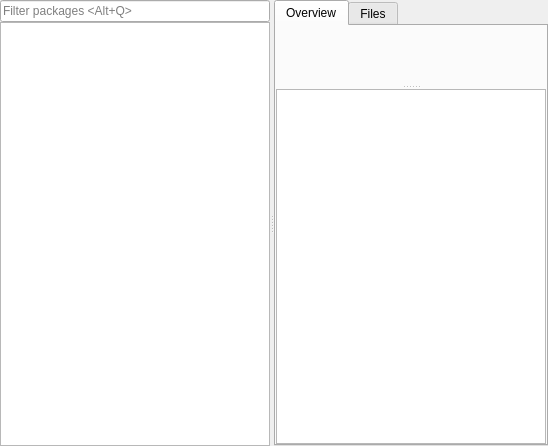
This is src/gui/browser/browser.ui in javierllorente/qactus as Qt 5 draws it before an edit. The edited form follows.
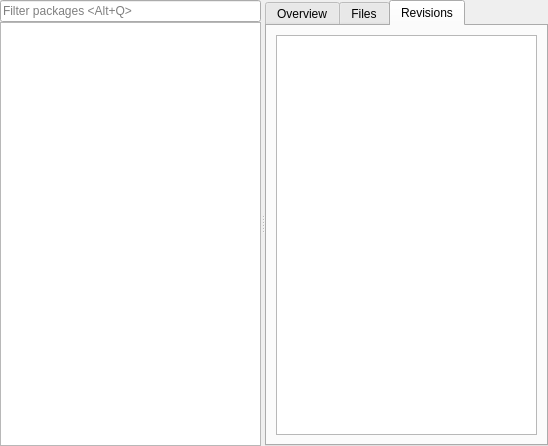
This is the edited form. The open tabs and pages were chosen to show the change. Custom widgets are drawn as their Qt base class.

Commit message: Add new tab with RevisionTreeWidget

Diff of the .ui file:
```diff
--- a/src/gui/browser/browser.ui
+++ b/src/gui/browser/browser.ui
@@ -293,6 +293,16 @@
            </item>
           </layout>
          </widget>
+         <widget class="QWidget" name="tabRevisions">
+          <attribute name="title">
+           <string>Revisions</string>
+          </attribute>
+          <layout class="QVBoxLayout" name="verticalLayout_3">
+           <item>
+            <widget class="RevisionTreeWidget" name="treeRevisions"/>
+           </item>
+          </layout>
+         </widget>
         </widget>
        </item>
       </layout>
@@ -317,6 +327,11 @@
    <extends>QTreeView</extends>
    <header>buildresulttreewidget.h</header>
   </customwidget>
+  <customwidget>
+   <class>RevisionTreeWidget</class>
+   <extends>QTreeView</extends>
+   <header>revisiontreewidget.h</header>
+  </customwidget>
  </customwidgets>
  <resources/>
  <connections/>
```
The commit also changes 2 other files.
